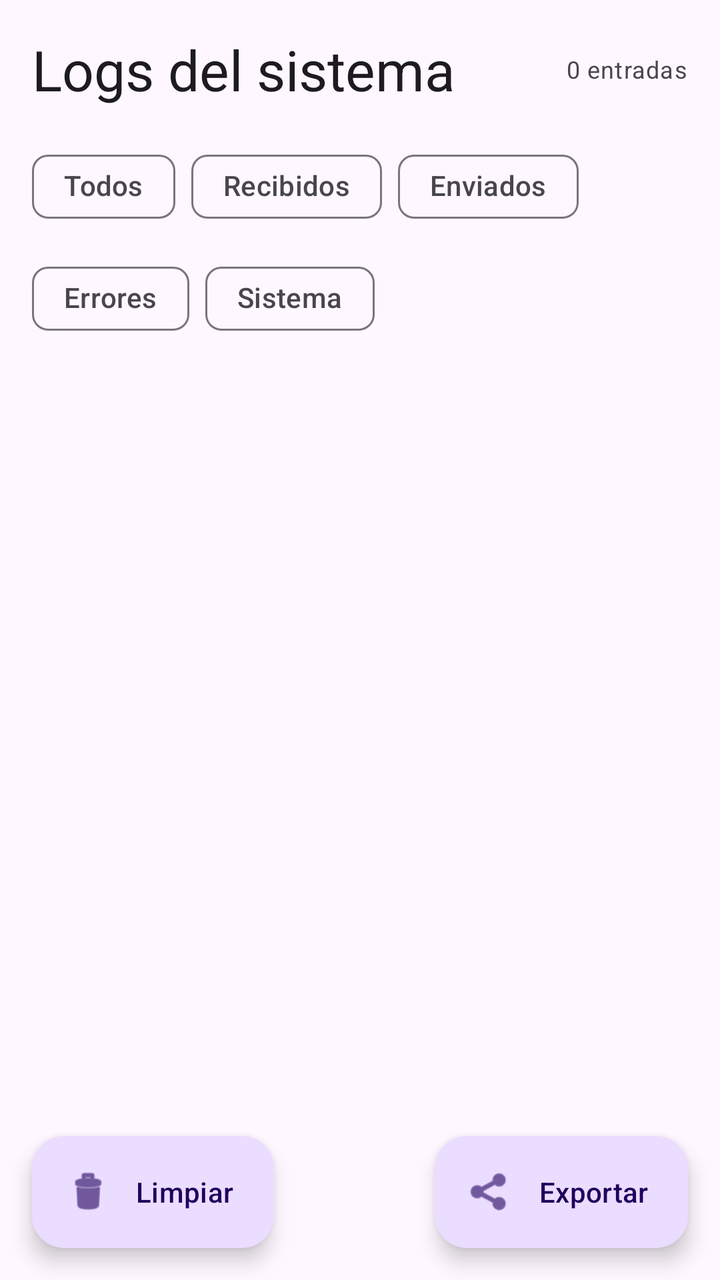
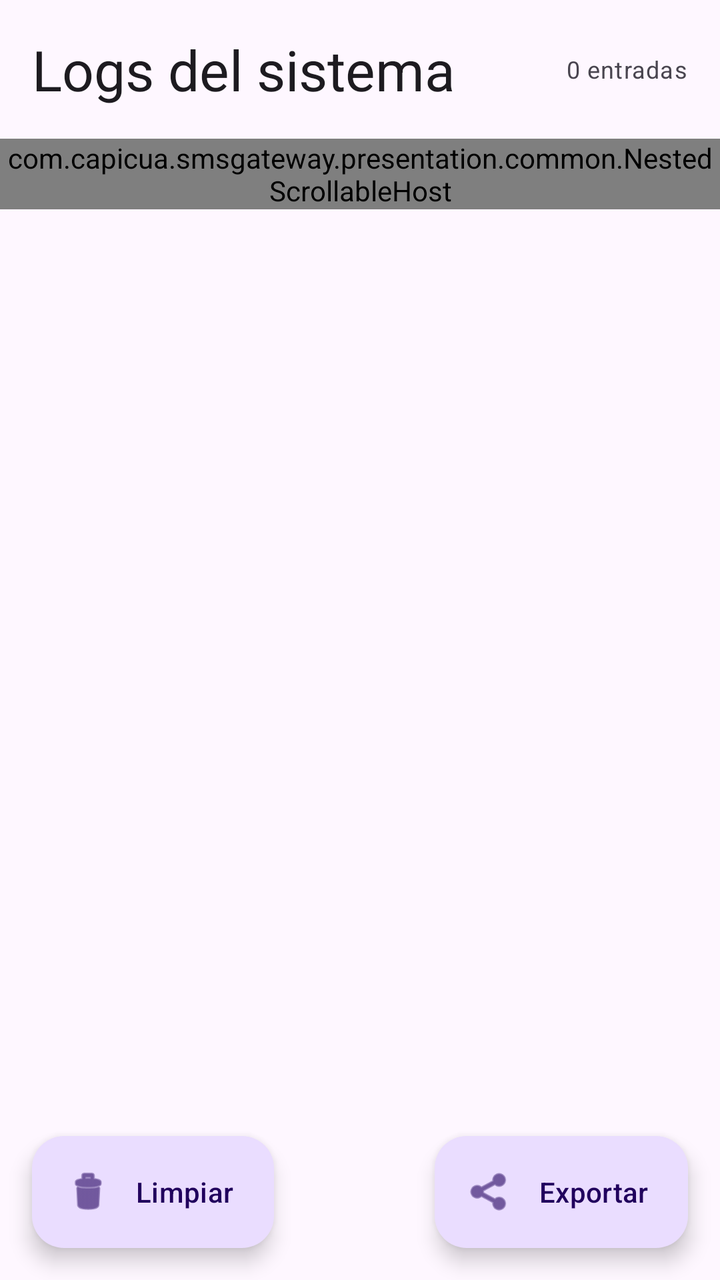

Compare the two renders of this Android layout. The source of the first and the diff that turns it into the second are given below.
<!-- AndroidManifest.xml: application theme Theme.SmsGateway -->
<!-- res/layout/fragment_logs.xml -->
<?xml version="1.0" encoding="utf-8"?>
<androidx.coordinatorlayout.widget.CoordinatorLayout
    xmlns:android="http://schemas.android.com/apk/res/android"
    xmlns:app="http://schemas.android.com/apk/res-auto"
    android:layout_width="match_parent"
    android:layout_height="match_parent">

    <LinearLayout
        android:layout_width="match_parent"
        android:layout_height="match_parent"
        android:orientation="vertical">

        <LinearLayout
            android:layout_width="match_parent"
            android:layout_height="wrap_content"
            android:orientation="horizontal"
            android:padding="16dp"
            android:gravity="center_vertical">

            <TextView
                android:layout_width="0dp"
                android:layout_height="wrap_content"
                android:layout_weight="1"
                android:text="Logs del sistema"
                android:textAppearance="@style/TextAppearance.Material3.HeadlineMedium" />

            <TextView
                android:id="@+id/text_view_total"
                android:layout_width="wrap_content"
                android:layout_height="wrap_content"
                android:textAppearance="@style/TextAppearance.Material3.BodySmall"
                android:text="0 entradas" />
        </LinearLayout>

        
        <com.google.android.material.chip.ChipGroup
            android:layout_width="match_parent"
            android:layout_height="wrap_content"
            android:paddingStart="16dp"
            android:paddingEnd="16dp"
            android:paddingBottom="8dp"
            app:selectionRequired="true"
            app:singleSelection="true">

            <com.google.android.material.chip.Chip
                android:id="@+id/chip_todos"
                style="@style/Widget.Material3.Chip.Filter"
                android:layout_width="wrap_content"
                android:layout_height="wrap_content"
                android:text="Todos" />

            <com.google.android.material.chip.Chip
                android:id="@+id/chip_recibidos"
                style="@style/Widget.Material3.Chip.Filter"
                android:layout_width="wrap_content"
                android:layout_height="wrap_content"
                android:text="Recibidos" />

            <com.google.android.material.chip.Chip
                android:id="@+id/chip_enviados"
                style="@style/Widget.Material3.Chip.Filter"
                android:layout_width="wrap_content"
                android:layout_height="wrap_content"
                android:text="Enviados" />

            <com.google.android.material.chip.Chip
                android:id="@+id/chip_errores"
                style="@style/Widget.Material3.Chip.Filter"
                android:layout_width="wrap_content"
                android:layout_height="wrap_content"
                android:text="Errores" />

            <com.google.android.material.chip.Chip
                android:id="@+id/chip_sistema"
                style="@style/Widget.Material3.Chip.Filter"
                android:layout_width="wrap_content"
                android:layout_height="wrap_content"
                android:text="Sistema" />

        </com.google.android.material.chip.ChipGroup>

        <TextView
            android:id="@+id/text_view_sin_logs"
            android:layout_width="wrap_content"
            android:layout_height="wrap_content"
            android:layout_gravity="center"
            android:text="Sin entradas de log"
            android:visibility="gone"
            android:layout_marginTop="48dp"
            android:layout_marginStart="16dp" />

        <androidx.recyclerview.widget.RecyclerView
            android:id="@+id/recycler_view_logs"
            android:layout_width="match_parent"
            android:layout_height="0dp"
            android:layout_weight="1"
            android:clipToPadding="false"
            android:paddingBottom="80dp"
            app:layoutManager="androidx.recyclerview.widget.LinearLayoutManager" />

    </LinearLayout>

    <com.google.android.material.floatingactionbutton.ExtendedFloatingActionButton
        android:id="@+id/fab_limpiar_logs"
        android:layout_width="wrap_content"
        android:layout_height="wrap_content"
        android:layout_gravity="bottom|start"
        android:layout_margin="16dp"
        android:text="@string/logs_limpiar"
        app:icon="@android:drawable/ic_menu_delete" />

    <com.google.android.material.floatingactionbutton.ExtendedFloatingActionButton
        android:id="@+id/fab_exportar"
        android:layout_width="wrap_content"
        android:layout_height="wrap_content"
        android:layout_gravity="bottom|end"
        android:layout_margin="16dp"
        android:text="@string/logs_exportar"
        app:icon="@android:drawable/ic_menu_share" />

</androidx.coordinatorlayout.widget.CoordinatorLayout>
<!-- resources referenced by this layout -->
<resources>
  <string name="logs_exportar">Exportar</string>
  <string name="logs_limpiar">Limpiar</string>
  <style name="Theme.SmsGateway" parent="Theme.Material3.DayNight.NoActionBar">
          <item name="colorPrimary">@color/md_theme_primary</item>
          <item name="colorOnPrimary">@color/md_theme_on_primary</item>
          <item name="colorPrimaryContainer">@color/md_theme_primary_container</item>
          <item name="colorOnPrimaryContainer">@color/md_theme_on_primary_container</item>
          <item name="colorSecondary">@color/md_theme_secondary</item>
          <item name="colorOnSecondary">@color/md_theme_on_secondary</item>
          <item name="colorError">@color/md_theme_error</item>
          <item name="android:colorBackground">@color/md_theme_background</item>
          <item name="colorSurface">@color/md_theme_surface</item>
  
          
          <item name="android:statusBarColor">@android:color/transparent</item>
          <item name="android:navigationBarColor">#52000000</item>
      </style>
  <color name="md_theme_primary">#006874</color>
  <color name="md_theme_on_primary">#FFFFFF</color>
  <color name="md_theme_primary_container">#97F0FF</color>
  <color name="md_theme_on_primary_container">#001F24</color>
  <color name="md_theme_secondary">#4A6267</color>
  <color name="md_theme_on_secondary">#FFFFFF</color>
  <color name="md_theme_error">#BA1A1A</color>
  <color name="md_theme_background">#FAFDFD</color>
  <color name="md_theme_surface">#FAFDFD</color>
</resources>

<!-- the commit's change to res/layout/fragment_logs.xml (unified diff, before → after) -->
@@ -33,51 +33,62 @@
         </LinearLayout>
 
         
-        <com.google.android.material.chip.ChipGroup
+        <com.capicua.smsgateway.presentation.common.NestedScrollableHost
             android:layout_width="match_parent"
-            android:layout_height="wrap_content"
-            android:paddingStart="16dp"
-            android:paddingEnd="16dp"
-            android:paddingBottom="8dp"
-            app:selectionRequired="true"
-            app:singleSelection="true">
+            android:layout_height="wrap_content">
 
-            <com.google.android.material.chip.Chip
-                android:id="@+id/chip_todos"
-                style="@style/Widget.Material3.Chip.Filter"
-                android:layout_width="wrap_content"
+            <HorizontalScrollView
+                android:layout_width="match_parent"
                 android:layout_height="wrap_content"
-                android:text="Todos" />
+                android:scrollbars="none"
+                android:paddingStart="16dp"
+                android:paddingEnd="16dp"
+                android:paddingBottom="8dp">
 
-            <com.google.android.material.chip.Chip
-                android:id="@+id/chip_recibidos"
-                style="@style/Widget.Material3.Chip.Filter"
-                android:layout_width="wrap_content"
-                android:layout_height="wrap_content"
-                android:text="Recibidos" />
+                <com.google.android.material.chip.ChipGroup
+                    android:layout_width="wrap_content"
+                    android:layout_height="wrap_content"
+                    app:selectionRequired="true"
+                    app:singleSelection="true">
 
-            <com.google.android.material.chip.Chip
-                android:id="@+id/chip_enviados"
-                style="@style/Widget.Material3.Chip.Filter"
-                android:layout_width="wrap_content"
-                android:layout_height="wrap_content"
-                android:text="Enviados" />
+                    <com.google.android.material.chip.Chip
+                        android:id="@+id/chip_todos"
+                        style="@style/Widget.Material3.Chip.Filter"
+                        android:layout_width="wrap_content"
+                        android:layout_height="wrap_content"
+                        android:text="Todos" />
 
-            <com.google.android.material.chip.Chip
-                android:id="@+id/chip_errores"
-                style="@style/Widget.Material3.Chip.Filter"
-                android:layout_width="wrap_content"
-                android:layout_height="wrap_content"
-                android:text="Errores" />
+                    <com.google.android.material.chip.Chip
+                        android:id="@+id/chip_recibidos"
+                        style="@style/Widget.Material3.Chip.Filter"
+                        android:layout_width="wrap_content"
+                        android:layout_height="wrap_content"
+                        android:text="Recibidos" />
 
-            <com.google.android.material.chip.Chip
-                android:id="@+id/chip_sistema"
-                style="@style/Widget.Material3.Chip.Filter"
-                android:layout_width="wrap_content"
-                android:layout_height="wrap_content"
-                android:text="Sistema" />
+                    <com.google.android.material.chip.Chip
+                        android:id="@+id/chip_enviados"
+                        style="@style/Widget.Material3.Chip.Filter"
+                        android:layout_width="wrap_content"
+                        android:layout_height="wrap_content"
+                        android:text="Enviados" />
 
-        </com.google.android.material.chip.ChipGroup>
+                    <com.google.android.material.chip.Chip
+                        android:id="@+id/chip_errores"
+                        style="@style/Widget.Material3.Chip.Filter"
+                        android:layout_width="wrap_content"
+                        android:layout_height="wrap_content"
+                        android:text="Errores" />
+
+                    <com.google.android.material.chip.Chip
+                        android:id="@+id/chip_sistema"
+                        style="@style/Widget.Material3.Chip.Filter"
+                        android:layout_width="wrap_content"
+                        android:layout_height="wrap_content"
+                        android:text="Sistema" />
+
+                </com.google.android.material.chip.ChipGroup>
+            </HorizontalScrollView>
+        </com.capicua.smsgateway.presentation.common.NestedScrollableHost>
 
         <TextView
             android:id="@+id/text_view_sin_logs"
<!-- resource entries referenced after the edit -->
@@ -17,10 +17,10 @@
           <item name="android:statusBarColor">@android:color/transparent</item>
           <item name="android:navigationBarColor">#52000000</item>
       </style>
-  <color name="md_theme_primary">#006874</color>
+  <color name="md_theme_primary">#6750A4</color>
   <color name="md_theme_on_primary">#FFFFFF</color>
-  <color name="md_theme_primary_container">#97F0FF</color>
-  <color name="md_theme_on_primary_container">#001F24</color>
+  <color name="md_theme_primary_container">#EADDFF</color>
+  <color name="md_theme_on_primary_container">#21005D</color>
   <color name="md_theme_secondary">#4A6267</color>
   <color name="md_theme_on_secondary">#FFFFFF</color>
   <color name="md_theme_error">#BA1A1A</color>
